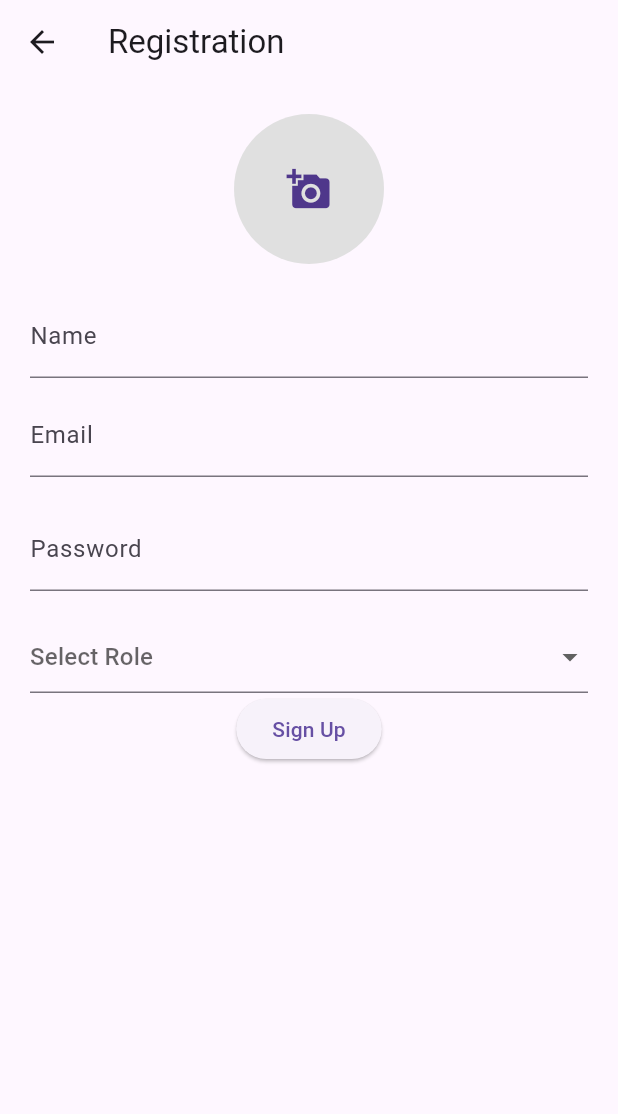
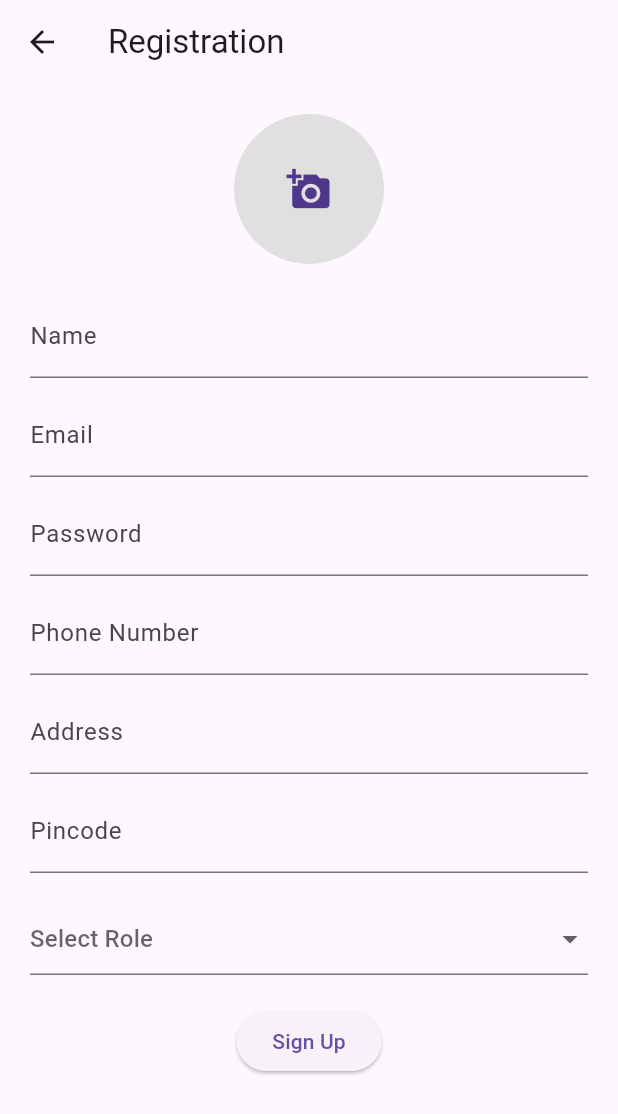
Before and after one commit to Rahulchavan3/pirateprogrammers, a Flutter app: the RegistrationPage screen opened by its route, after a tap on "Sign Up", on a phone screen of 412 x 824 dp. Shown: the top 1114 px of the screen. Run offline on Flutter 3.47's test engine with Material 3 defaults, Android fonts, the phone set to English and light mode, and no system bars; our stand-ins replace cloud_firestore, firebase_auth, firebase_core, firebase_storage, image_picker; accounts and stored records are empty; network calls fail.

Commit message:
added list

```diff
--- a/lib/registration_page.dart
+++ b/lib/registration_page.dart
@@ -20,8 +20,11 @@ class _RegistrationPageState extends State<RegistrationPage> {
   final TextEditingController _nameController = TextEditingController();
   final TextEditingController _emailController = TextEditingController();
   final TextEditingController _passwordController = TextEditingController();
+  final TextEditingController _phoneController = TextEditingController();
+  final TextEditingController _addressController = TextEditingController();
+  final TextEditingController _pincodeController = TextEditingController();
+  File? _image;
   String? _selectedRole;
-  File? _image;
 
   // Function to pick an image from gallery
   Future<void> _getImage() async {
@@ -90,22 +93,41 @@ class _RegistrationPageState extends State<RegistrationPage> {
                   labelText: 'Name',
                 ),
               ),
-              const SizedBox(
-                  height: 10), // Reduced space between Name and Email
+              const SizedBox(height: 10),
               TextField(
                 controller: _emailController,
                 decoration: const InputDecoration(
                   labelText: 'Email',
                 ),
               ),
-              const SizedBox(
-                  height: 20), // Added space between Email and Password
+              const SizedBox(height: 10),
               TextField(
                 controller: _passwordController,
                 decoration: const InputDecoration(
                   labelText: 'Password',
                 ),
                 obscureText: true,
+              ),
+              const SizedBox(height: 10),
+              TextField(
+                controller: _phoneController,
+                decoration: const InputDecoration(
+                  labelText: 'Phone Number',
+                ),
+              ),
+              const SizedBox(height: 10),
+              TextField(
+                controller: _addressController,
+                decoration: const InputDecoration(
+                  labelText: 'Address',
+                ),
+              ),
+              const SizedBox(height: 10),
+              TextField(
+                controller: _pincodeController,
+                decoration: const InputDecoration(
+                  labelText: 'Pincode',
+                ),
               ),
               const SizedBox(height: 20),
               DropdownButtonFormField<String>(
@@ -114,10 +136,6 @@ class _RegistrationPageState extends State<RegistrationPage> {
                 onChanged: (value) {
                   setState(() {
                     _selectedRole = value;
-                    // If the selected role is 'Foodbank', clear the image
-                    if (_selectedRole == 'Foodbank') {
-                      _image = null;
-                    }
                   });
                 },
                 items: ['Volunteer', 'Foodbank']
@@ -128,6 +146,7 @@ class _RegistrationPageState extends State<RegistrationPage> {
                   );
                 }).toList(),
               ),
+              const SizedBox(height: 20),
               ElevatedButton(
                 onPressed: () async {
                   try {
@@ -138,11 +157,9 @@ class _RegistrationPageState extends State<RegistrationPage> {
                       password: _passwordController.text,
                     );
 
-                    // Upload image to Firebase Storage if not Foodbank role
-                    String imageURL = '';
-                    if (_image != null && _selectedRole != 'Foodbank') {
-                      imageURL = await _uploadImage(userCredential.user!.uid);
-                    }
+                    // Upload image to Firebase Storage
+                    String imageURL =
+                        await _uploadImage(userCredential.user!.uid);
 
                     // Add user details to Firestore collection
                     await _firestore
@@ -151,6 +168,9 @@ class _RegistrationPageState extends State<RegistrationPage> {
                         .set({
                       'name': _nameController.text,
                       'email': _emailController.text,
+                      'phone': _phoneController.text,
+                      'address': _addressController.text,
+                      'pincode': _pincodeController.text,
                       'role': _selectedRole,
                       'profileImage': imageURL,
                     });
@@ -158,7 +178,9 @@ class _RegistrationPageState extends State<RegistrationPage> {
                     // Navigate to home page on successful registration
                     Navigator.pushReplacement(
                       context,
-                      MaterialPageRoute(builder: (context) => const HomePage()),
+                      MaterialPageRoute(
+                        builder: (context) => const HomePage(),
+                      ),
                     );
                   } catch (e) {
                     print('Error: $e');
```
